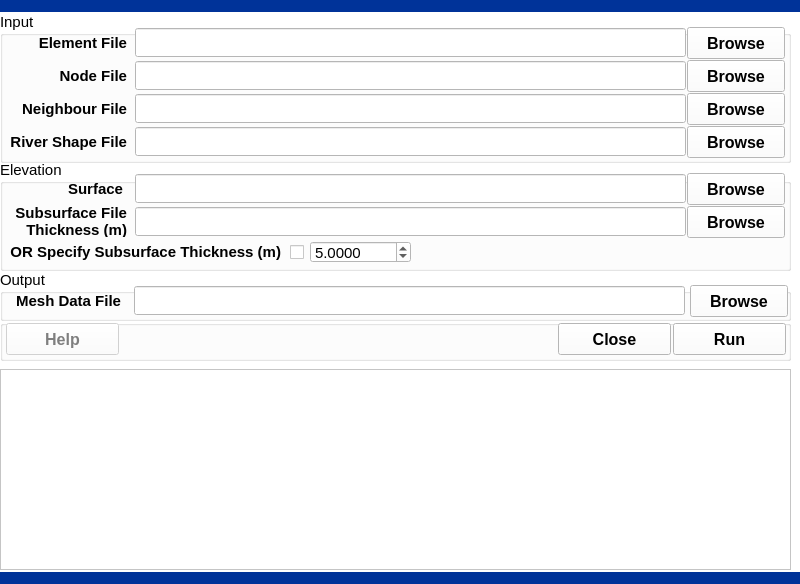
The window that 5DataModelLoader/1MeshDataFile/meshdatafile.ui (leonard-psu/PIHMgis) describes before a commit, drawn with Qt 5.
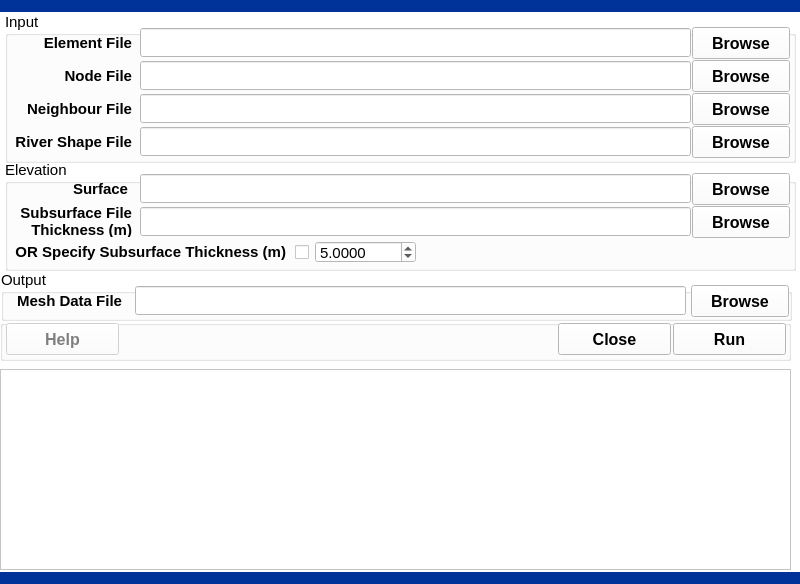
The same window after the commit.

What changed in the file:
```diff
--- a/5DataModelLoader/1MeshDataFile/meshdatafile.ui
+++ b/5DataModelLoader/1MeshDataFile/meshdatafile.ui
@@ -10,6 +10,18 @@
     <height>584</height>
    </rect>
   </property>
+  <property name="minimumSize">
+   <size>
+    <width>800</width>
+    <height>584</height>
+   </size>
+  </property>
+  <property name="maximumSize">
+   <size>
+    <width>800</width>
+    <height>584</height>
+   </size>
+  </property>
   <property name="palette">
    <palette>
     <active>
@@ -976,7 +988,7 @@
   <widget class="QGroupBox" name="groupBoxInput1">
    <property name="geometry">
     <rect>
-     <x>0</x>
+     <x>5</x>
      <y>12</y>
      <width>791</width>
      <height>151</height>
@@ -1287,7 +1299,7 @@
   <widget class="QGroupBox" name="groupBoxOutput">
    <property name="geometry">
     <rect>
-     <x>0</x>
+     <x>1</x>
      <y>270</y>
      <width>791</width>
      <height>51</height>
@@ -1833,7 +1845,7 @@
   <widget class="QGroupBox" name="groupBoxInput2">
    <property name="geometry">
     <rect>
-     <x>0</x>
+     <x>5</x>
      <y>160</y>
      <width>791</width>
      <height>111</height>
```
